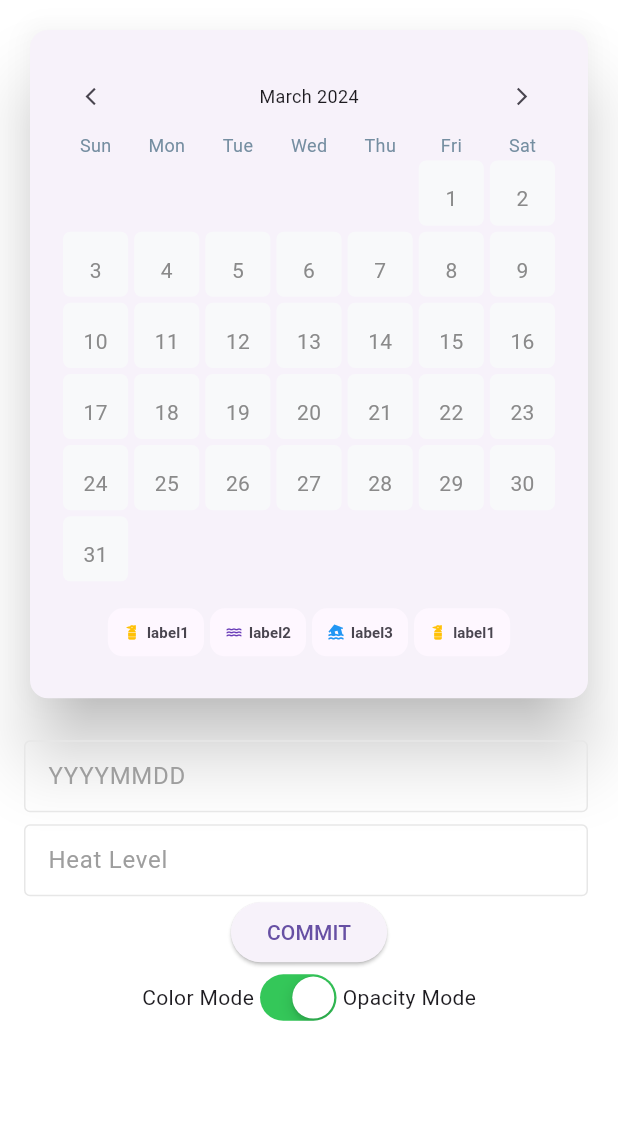
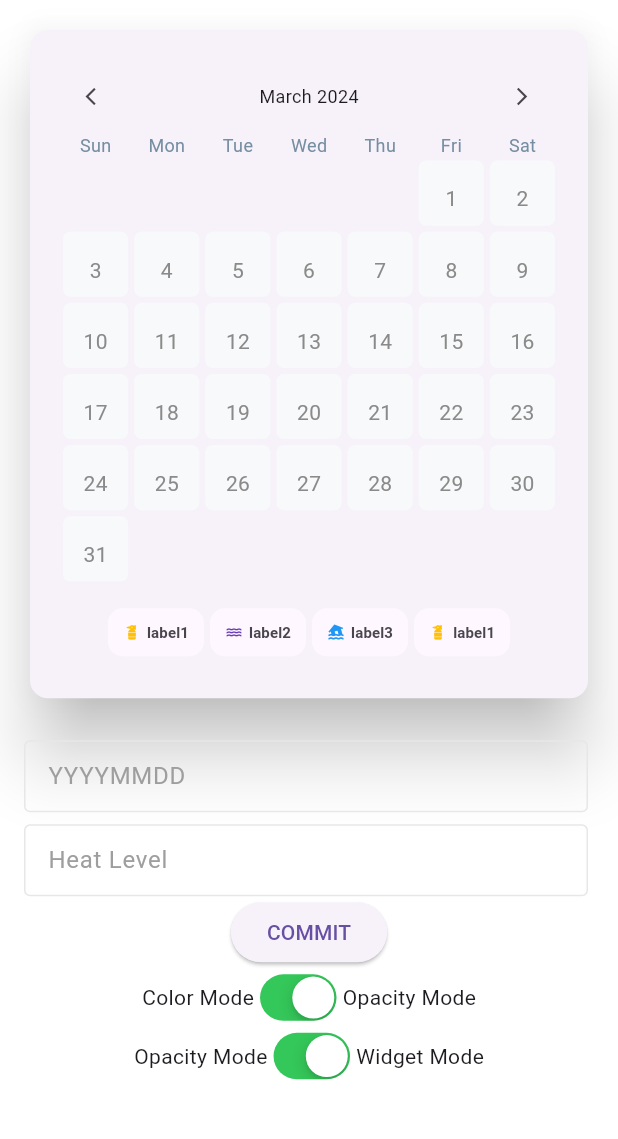
Before and after one commit to amias-samir/Heatmap-Calendar-Flutter, a Flutter app: the HeatMapCalendarExample screen opened by its route, on a phone screen of 412 x 824 dp, the part 84-1223 px from its top. Run offline on Flutter 3.47's test engine with Material 3 defaults, Android fonts, the phone set to English and light mode, and no system bars.

Commit message:
added widget mode control button on heatmap calendar example screen

```diff
--- a/example/lib/pages/heatmap_calendar_example.dart
+++ b/example/lib/pages/heatmap_calendar_example.dart
@@ -16,6 +16,7 @@ class _HeatMapCalendarExample extends State<HeatMapCalendarExample> {
   final TextEditingController heatLevelController = TextEditingController();
 
   bool isOpacityMode = true;
+  bool isWidgetMode = true;
 
   Map<DateTime, HeatmapData> heatMapDatasets = {};
 
@@ -63,7 +64,7 @@ class _HeatMapCalendarExample extends State<HeatMapCalendarExample> {
                 child: HeatMapCalendar(
                   flexible: true,
                   datasets: heatMapDatasets,
-                  heatmapType: HeatmapCalendarType.widgets,
+                  heatmapType: isWidgetMode ? HeatmapCalendarType.widgets : HeatmapCalendarType.intensity,
                   colorMode:
                       isOpacityMode ? ColorMode.opacity : ColorMode.color,
                   colorsets: const {
@@ -122,6 +123,21 @@ class _HeatMapCalendarExample extends State<HeatMapCalendarExample> {
                 const Text('Opacity Mode'),
               ],
             ),
+            Row(
+              mainAxisAlignment: MainAxisAlignment.center,
+              children: <Widget>[
+                const Text('Opacity Mode'),
+                CupertinoSwitch(
+                  value: isWidgetMode,
+                  onChanged: (value) {
+                    setState(() {
+                      isWidgetMode = value;
+                    });
+                  },
+                ),
+                const Text('Widget Mode'),
+              ],
+            ),
           ],
         ),
       ),
```
